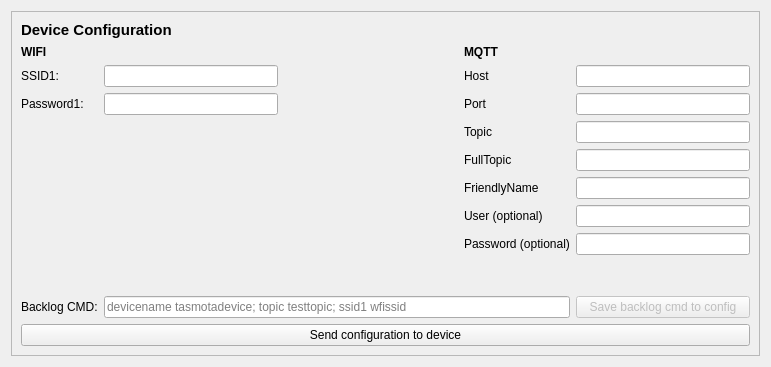
Before: the Qt Designer form dev_config.ui in Gifford47/tasmohab, drawn with Qt 5.
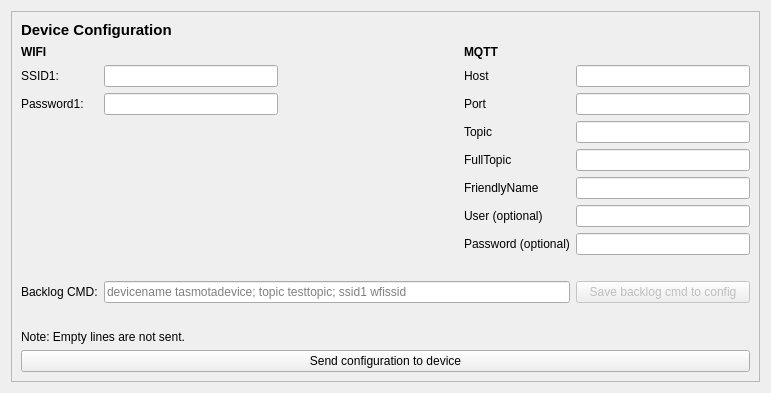
After: the same form once the commit is applied.

Commit message: - updated README.md - updated images - config menue updated - added item label to gui - changed tasmota template for single sensors and multisensors - changed max retries to 0 when sending new commands to device - added excel file to easily update and configure new tasmota sensors

```diff
--- a/dev_config.ui
+++ b/dev_config.ui
@@ -7,7 +7,7 @@
     <x>0</x>
     <y>0</y>
     <width>771</width>
-    <height>367</height>
+    <height>393</height>
    </rect>
   </property>
   <property name="windowTitle">
@@ -227,8 +227,28 @@
         </item>
        </layout>
       </item>
+      <item>
+       <spacer name="verticalSpacer_2">
+        <property name="orientation">
+         <enum>Qt::Vertical</enum>
+        </property>
+        <property name="sizeHint" stdset="0">
+         <size>
+          <width>20</width>
+          <height>40</height>
+         </size>
+        </property>
+       </spacer>
+      </item>
       <item>
        <layout class="QVBoxLayout" name="lay_button">
+        <item>
+         <widget class="QLabel" name="label_14">
+          <property name="text">
+           <string>Note: Empty lines are not sent.</string>
+          </property>
+         </widget>
+        </item>
         <item>
          <widget class="QPushButton" name="btn_send_conf">
           <property name="enabled">
```
The commit also changes 8 other files.
